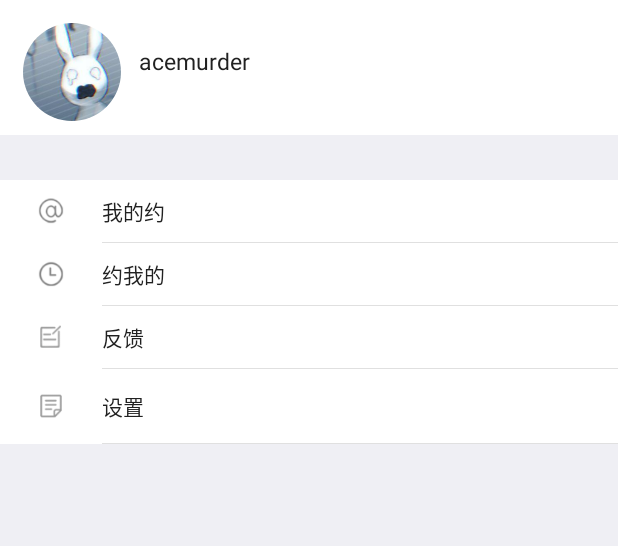
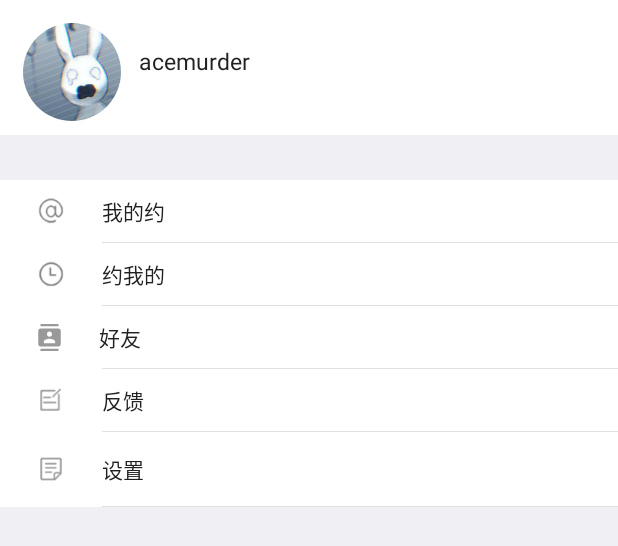
Before and after one commit to 439ED537979D8E831561964DBBBD7413/DatingMe, an Android app: the layout fragment_person.xml on its own in the app's theme, with its tools: preview values and no code run, on a phone screen of 412 x 824 dp. Shown: the top 546 px of the screen. Run offline under Robolectric (Android 15) with nearby library versions, the phone set to English and light mode, and no system bars.

Commit message:
一定写得完

```diff
--- a/app/src/main/java/com/acemurder/datingme/data/network/RequestManager.java
+++ b/app/src/main/java/com/acemurder/datingme/data/network/RequestManager.java
@@ -150,6 +150,11 @@ public enum RequestManager {
 
     public Subscription getDatingItems(Subscriber<List<DatingItem>> subscriber, int page, int count,String include) {
         Observable<List<DatingItem>> observable = mApiService.getDatingItems(page + "", count + "", "-createdAt",include).map(new DatingItemFunc());
+        return emitObservable(observable, subscriber);
+    }
+
+    public Subscription getDatingItems(Subscriber<List<DatingItem>> subscriber, int page, int count,boolean is) {
+        Observable<List<DatingItem>> observable = mApiService.getDatingItems(page + "", count + "", "-createdAt","master,recipietn","{\"hasDated\":false}").map(new DatingItemFunc());
         return emitObservable(observable, subscriber);
     }
 
--- a/app/src/main/java/com/acemurder/datingme/data/network/service/LeanCloudApiService.java
+++ b/app/src/main/java/com/acemurder/datingme/data/network/service/LeanCloudApiService.java
@@ -46,6 +46,12 @@ public interface LeanCloudApiService {
                                                                @Query("skip") String page,
                                                                @Query("order") String order,
                                                                @Query("include")String include);
+    @GET(Api.API_GET_DATING_ITEM)
+    Observable<ResultWrapper<List<DatingItem>>> getDatingItems(@Query("limit")String size,
+                                                               @Query("skip") String page,
+                                                               @Query("order") String order,
+                                                               @Query("include")String include,
+                                                               @Query("where")String where);
 
     @GET(Api.API_GET_ALL_USER + "/"+"{PATH}")
     Observable<User>getUserInfo(@Path("PATH")String id);
--- a/app/src/main/java/com/acemurder/datingme/modules/dating/DatingAdapter.java
+++ b/app/src/main/java/com/acemurder/datingme/modules/dating/DatingAdapter.java
@@ -28,6 +28,7 @@ import com.acemurder.datingme.modules.im.guide.event.LeftChatItemClickEvent;
 import com.acemurder.datingme.modules.login.LoginActivity;
 import com.acemurder.datingme.modules.me.MyDateActivity;
 import com.acemurder.datingme.util.TimeUtils;
+import com.acemurder.datingme.util.Utils;
 import com.bumptech.glide.Glide;
 
 import org.greenrobot.eventbus.ThreadMode;
@@ -196,7 +197,7 @@ public class DatingAdapter extends RecyclerView.Adapter<DatingAdapter.DatingView
                 return;
             }
             if (mDatingItem.getPromulgator().equals(APP.getAVUser().getUsername())) {
-                Snackbar.make(itemView, "您要和自己约吗?找不到人?去广场逛逛吧", Snackbar.LENGTH_SHORT).show();
+                Utils.showSnackbar(itemView, "您要和自己约吗?找不到人?去广场逛逛吧");
                 return;
             }
 
--- a/app/src/main/java/com/acemurder/datingme/modules/dating/DatingContract.java
+++ b/app/src/main/java/com/acemurder/datingme/modules/dating/DatingContract.java
@@ -15,7 +15,9 @@ import java.util.List;
 public interface DatingContract {
     interface IDatingPresenter extends IBasePresenter<IDatingView>{
         void getDatingItems(int page,int size);
-     //   void sendDatingItem(DatingItem datingItem);
+        void getDatingItems(int page,int size,boolean is);
+
+        //   void sendDatingItem(DatingItem datingItem);
         void date(DatingItem datingItem);
 
     }
--- a/app/src/main/java/com/acemurder/datingme/util/Utils.java
+++ b/app/src/main/java/com/acemurder/datingme/util/Utils.java
@@ -46,7 +46,7 @@ public class Utils {
         Snackbar sBar = Snackbar.make(view, data, Snackbar.LENGTH_SHORT);
         Snackbar.SnackbarLayout ve = (Snackbar.SnackbarLayout)sBar.getView();
         ve.setBackgroundColor(Color.parseColor("#DEAE75"));
-        ve.setAlpha(0.5f);
+      //  ve.setAlpha(0.5f);
         ((TextView) ve.findViewById(R.id.snackbar_text)).setTextColor(Color.parseColor("#FFFFFF"));
         sBar.show();
     }
--- /dev/null
+++ b/app/src/main/res/drawable-xhdpi/ic_contacts.xml
@@ -0,0 +1,9 @@
+<vector xmlns:android="http://schemas.android.com/apk/res/android"
+        android:width="24dp"
+        android:height="24dp"
+        android:viewportWidth="24.0"
+        android:viewportHeight="24.0">
+    <path
+        android:pathData="M20,0L4,0v2h16L20,0zM4,24h16v-2L4,22v2zM20,4L4,4c-1.1,0 -2,0.9 -2,2v12c0,1.1 0.9,2 2,2h16c1.1,0 2,-0.9 2,-2L22,6c0,-1.1 -0.9,-2 -2,-2zM12,6.75c1.24,0 2.25,1.01 2.25,2.25s-1.01,2.25 -2.25,2.25S9.75,10.24 9.75,9 10.76,6.75 12,6.75zM17,17L7,17v-1.5c0,-1.67 3.33,-2.5 5,-2.5s5,0.83 5,2.5L17,17z"
+        android:fillColor="#999999"/>
+</vector>
--- a/app/src/main/res/layout/fragment_dating.xml
+++ b/app/src/main/res/layout/fragment_dating.xml
@@ -33,6 +33,7 @@
         android:layout_width="wrap_content"
         android:layout_height="wrap_content"
         android:layout_gravity="bottom|end"
+        app:fabSize="auto"
         app:backgroundTint="@color/primary"
         android:layout_margin="16dp"
         android:src="@drawable/date"/>
--- a/app/src/main/res/layout/fragment_person.xml
+++ b/app/src/main/res/layout/fragment_person.xml
@@ -72,6 +72,8 @@
                             android:layout_height="wrap_content"
                             android:layout_marginTop="2dp"
                             android:ellipsize="end"
+                            android:layout_marginLeft="12dp"
+                            android:layout_marginStart="12dp"
                             android:gravity="center"
                             android:maxLines="1"
                             android:textColor="@color/secondary_text"
@@ -155,6 +157,43 @@
 
             </RelativeLayout>
 
+            <RelativeLayout
+                android:id="@+id/my_page_friends"
+                android:layout_width="match_parent"
+                android:layout_height="42dp"
+                android:paddingLeft="24dp"
+                android:background="@drawable/bg_layout"
+                android:paddingStart="24dp">
+
+
+                <ImageView
+                    android:id="@+id/my_page_iv_friends"
+                    android:layout_width="18dp"
+                    android:layout_height="18dp"
+                    android:layout_centerVertical="true"
+                    android:scaleType="centerCrop"
+                    android:src="@drawable/ic_contacts"/>
+
+                <TextView
+                    android:layout_width="wrap_content"
+                    android:layout_height="wrap_content"
+                    android:layout_centerVertical="true"
+                    android:layout_marginLeft="24dp"
+                    android:layout_marginStart="24dp"
+                    android:layout_toRightOf="@+id/my_page_iv_friends"
+                    android:text="好友"
+                    android:textColor="@color/primary_text"/>
+
+                <View
+                    android:layout_width="match_parent"
+                    android:layout_height="0.5dp"
+                    android:layout_alignParentBottom="true"
+                    android:layout_marginLeft="44dp"
+                    android:background="@color/divider_light"/>
+
+            </RelativeLayout>
+
+
 
             <RelativeLayout
                 android:id="@+id/my_page_grade_layout"
@@ -191,6 +230,7 @@
                     android:background="@color/divider_light"/>
 
             </RelativeLayout>
+
 
 
             <RelativeLayout
--- a/app/src/main/res/menu/menu_edit.xml
+++ b/app/src/main/res/menu/menu_edit.xml
@@ -4,6 +4,6 @@
     xmlns:android="http://schemas.android.com/apk/res/android">
     <item android:id="@+id/action_edit"
           android:title="编辑"
-          android:icon="@drawable/ic_edit_black_24px"
+          android:icon="@drawable/ic_remove_eye"
           app:showAsAction="always"/>
 </menu>
```
Also changed, not shown: app/src/main/java/com/acemurder/datingme/modules/community/CommunityFragment.java (+15 -1 lines), app/src/main/java/com/acemurder/datingme/modules/dating/DatingFragment.java (+20 -2 lines), app/src/main/java/com/acemurder/datingme/modules/dating/DatingPresenter.java (+20 -0 lines), app/src/main/java/com/acemurder/datingme/modules/dating/event/DatingItemTypeChangeEvent.java (added, +17 -0 lines), app/src/main/java/com/acemurder/datingme/modules/main/MainActivity.java (+16 -4 lines), app/src/main/res/drawable-xhdpi/ic_eye.xml (added, +9 -0 lines), app/src/main/res/drawable/ic_remove_eye.xml (added, +9 -0 lines), app/src/main/res/layout/fragment_community.xml (+21 -3 lines).
